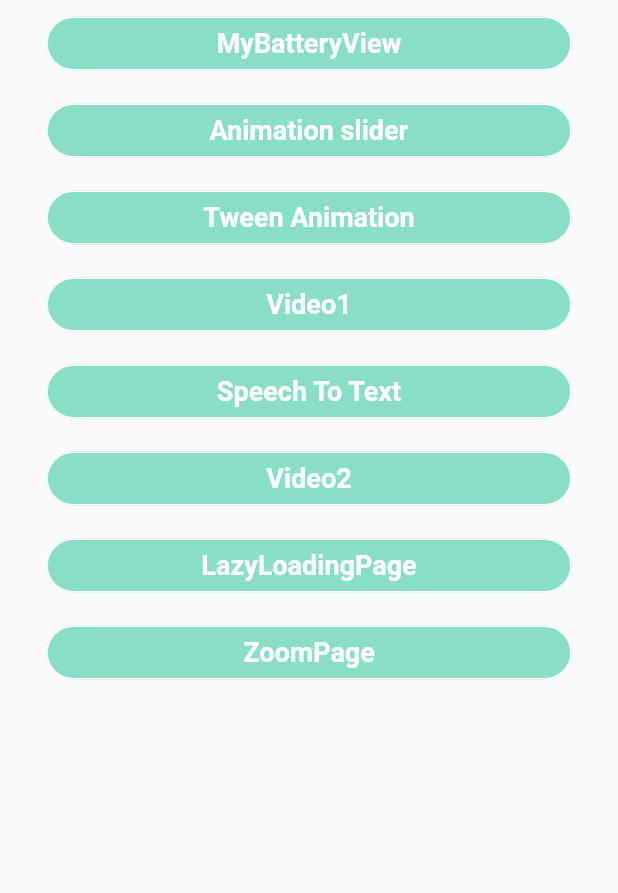
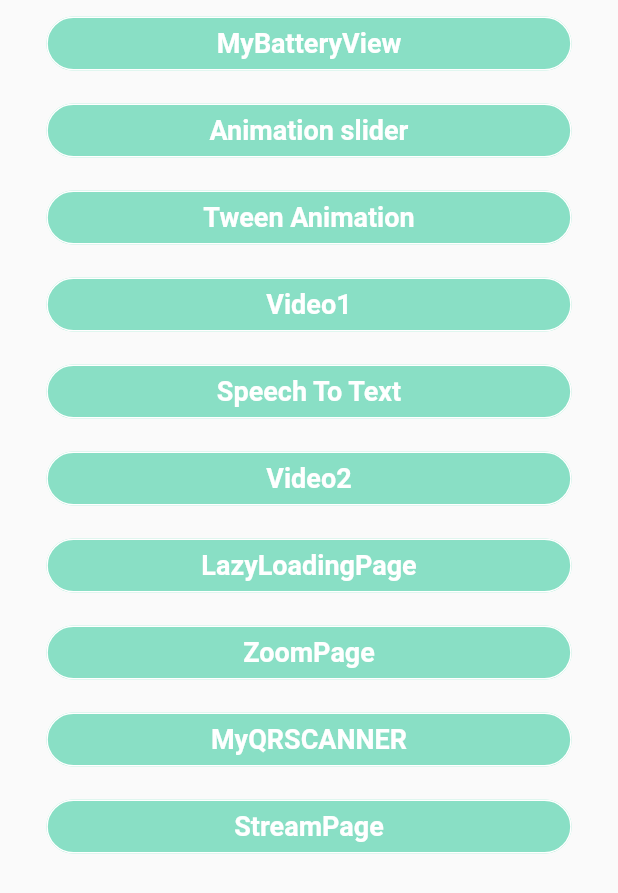
Before and after one commit to jibin94/Flutter_Packages, a Flutter app: the screen it shows after launch, on a phone screen of 412 x 824 dp. Shown: the top 893 px of the screen. Run offline on Flutter 3.47's test engine with Material 2 defaults, Android fonts, the phone set to English and light mode, and no system bars; our stand-ins replace avatar_glow, battery, cached_network_image, chewie, speech_to_text, video_player; missing offline and left inert: flutter_barcode_scanner, highlight_text.

```diff
--- a/lib/main.dart
+++ b/lib/main.dart
@@ -2,7 +2,9 @@ import 'package:flutter/cupertino.dart';
 import 'package:flutter/material.dart';
 import 'package:myflutter_packages/animation/animationslider.dart';
 import 'package:myflutter_packages/animation/tweenanimation.dart';
+import 'package:myflutter_packages/barcodeandqrcode/scanner.dart';
 import 'package:myflutter_packages/flutterchewie/mychewie.dart';
+import 'package:myflutter_packages/flutterstream/flutterstream.dart';
 import 'package:myflutter_packages/lazy_loading_page.dart';
 import 'package:myflutter_packages/size_page.dart';
 import 'package:myflutter_packages/speechtotext/speechscreen.dart';
@@ -225,6 +227,50 @@ class _MyHomeState extends State<MyHome> {
                       ),
                     ),
                   ),
+                  Container(
+                    margin: EdgeInsets.all(5.0),
+                    width: MediaQuery.of(context).size.width * .85,
+                    child: FlatButton(
+                      color: Color(0xff89DFC5),
+                      shape: RoundedRectangleBorder(
+                          borderRadius: BorderRadius.circular(31),
+                          side: BorderSide(color: Colors.white)),
+                      onPressed: (){
+                        Navigator.push(
+                            context, MaterialPageRoute(builder: (context) => MyQRApp()));
+                      },
+                      child: Text(
+                        'MyQRSCANNER',
+                        style: TextStyle(
+                          fontSize: 18,
+                          fontWeight: FontWeight.w600,
+                          color: Colors.white,
+                        ),
+                      ),
+                    ),
+                  ),
+                  Container(
+                    margin: EdgeInsets.all(5.0),
+                    width: MediaQuery.of(context).size.width * .85,
+                    child: FlatButton(
+                      color: Color(0xff89DFC5),
+                      shape: RoundedRectangleBorder(
+                          borderRadius: BorderRadius.circular(31),
+                          side: BorderSide(color: Colors.white)),
+                      onPressed: (){
+                        Navigator.push(
+                            context, MaterialPageRoute(builder: (context) => StreamPage()));
+                      },
+                      child: Text(
+                        'StreamPage',
+                        style: TextStyle(
+                          fontSize: 18,
+                          fontWeight: FontWeight.w600,
+                          color: Colors.white,
+                        ),
+                      ),
+                    ),
+                  ),
                 ],
               ),
       ),
--- a/pubspec.yaml
+++ b/pubspec.yaml
@@ -37,6 +37,7 @@ dependencies:
   video_player: ^1.0.1
   battery: ^1.0.11
   provider: ^3.0.0
+  flutter_barcode_scanner: ^1.0.2
 
 
 dev_dependencies:
```
Also changed, not shown: lib/barcodeandqrcode/scanner.dart (added, +95 -0 lines), lib/flutterstream/flutterstream.dart (added, +62 -0 lines), pubspec.lock.
